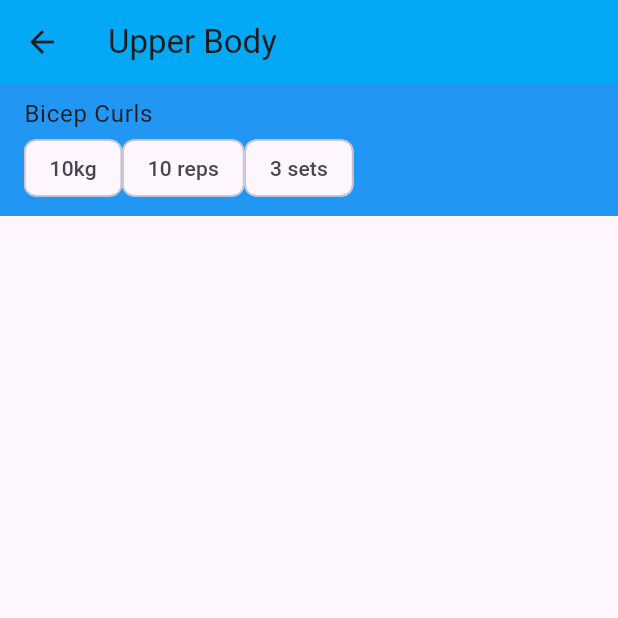
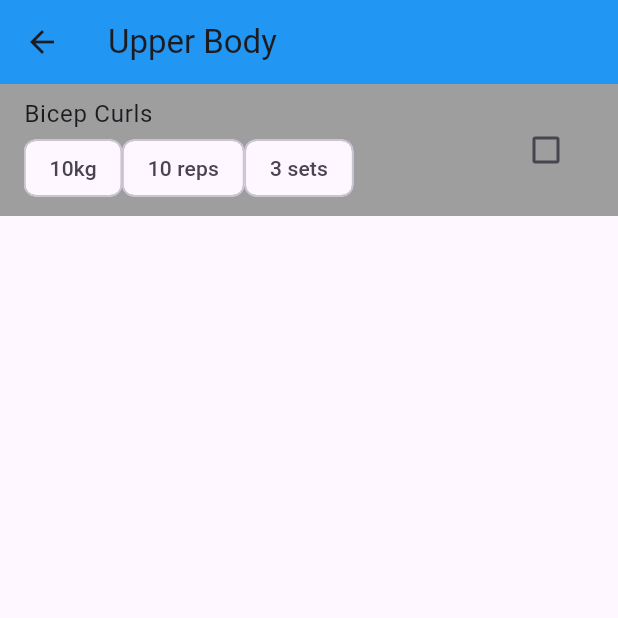
Before and after one commit to troyegelhofschool/troyegelhofschool-Fitness-Tracker-App-School, a Flutter app: the screen it shows after launch, after a tap on the "arrow forward ios" icon, on a phone screen of 412 x 824 dp, the top half of it. Run offline on Flutter 3.47's test engine with Material 3 defaults, Android fonts, the phone set to English and light mode, and no system bars.

Commit message:
laptop to pc

```diff
--- a/lib/components/exercise_tile.dart
+++ b/lib/components/exercise_tile.dart
@@ -6,20 +6,22 @@ class ExerciseTile extends StatelessWidget {
   final String reps;
   final String sets;
   final bool isCompleted;
+  void Function(bool?)? onCheckBoxChanged;
 
-  const ExerciseTile({
+  ExerciseTile({
     super.key,
     required this.exerciseName,
     required this.weight,
     required this.reps,
     required this.sets,
     required this.isCompleted,
+    required this.onCheckBoxChanged,
   });
 
   @override
   Widget build(BuildContext context) {
     return Container(
-      color: Colors.blue,
+      color: Colors.grey,
       child: ListTile(
         title: Text(
           exerciseName,
@@ -47,6 +49,10 @@ class ExerciseTile extends StatelessWidget {
             )
           ],
         ),
+        trailing: Checkbox(
+          value: isCompleted,
+          onChanged: (value) => onCheckBoxChanged!(value),
+        ),
       ),
     );
   }
--- a/lib/pages/workout_page.dart
+++ b/lib/pages/workout_page.dart
@@ -12,13 +12,19 @@ class WorkoutPage extends StatefulWidget {
 }
 
 class _WorkoutPageState extends State<WorkoutPage> {
+  //checkbox was tapped
+  void onCheckBoxChanged(String workoutName, String exerciseName) {
+    Provider.of<WorkoutData>(context, listen: false)
+        .checkOffExercise(workoutName, exerciseName);
+  }
+
   @override
   Widget build(BuildContext context) {
     return Consumer<WorkoutData>(
       builder: (context, value, child) => Scaffold(
         appBar: AppBar(
           title: Text(widget.workoutName),
-          backgroundColor: Colors.lightBlue,
+          backgroundColor: Colors.blue,
         ),
         body: ListView.builder(
           itemCount: value.numberOfExercisesInWorkout(widget.workoutName),
@@ -43,7 +49,15 @@ class _WorkoutPageState extends State<WorkoutPage> {
                 .getRelevantWorkout(widget.workoutName)
                 .excercises[index]
                 .isCompleted,
-                )),
+            onCheckBoxChanged: (val) => onCheckBoxChanged(
+              widget.workoutName,
+              value
+                  .getRelevantWorkout(widget.workoutName)
+                  .excercises[index]
+                  .name,
+            ),
+          ),
+        ),
       ),
     );
   }
```
Lines whose indentation alone changed are shown as unchanged.
